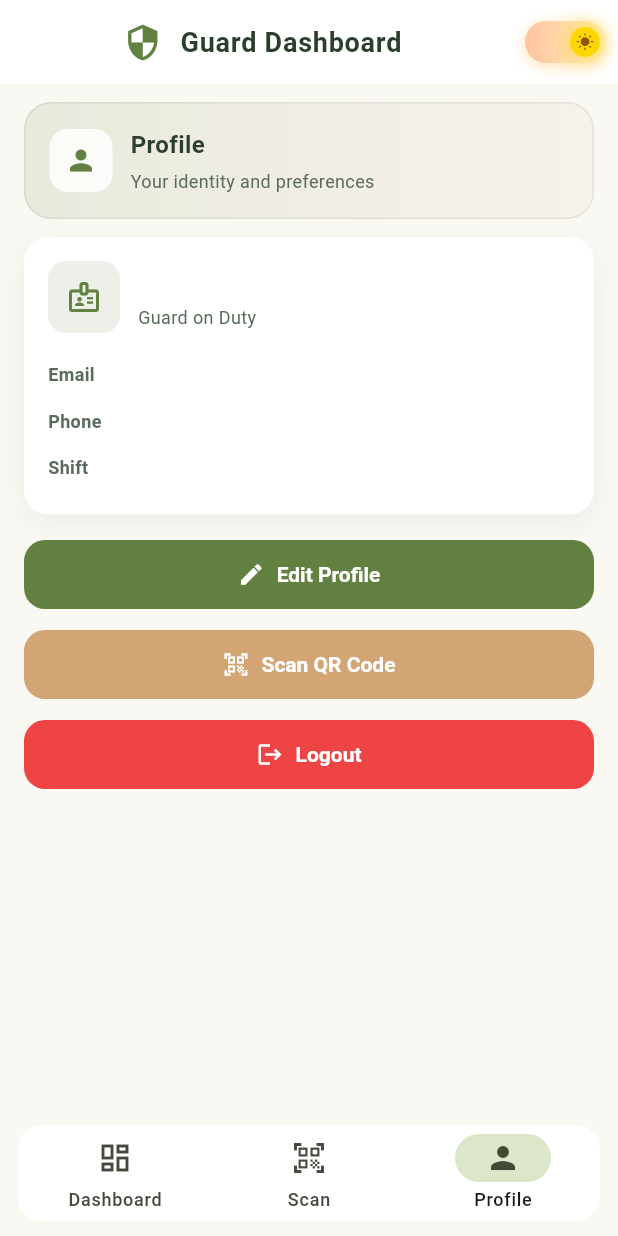
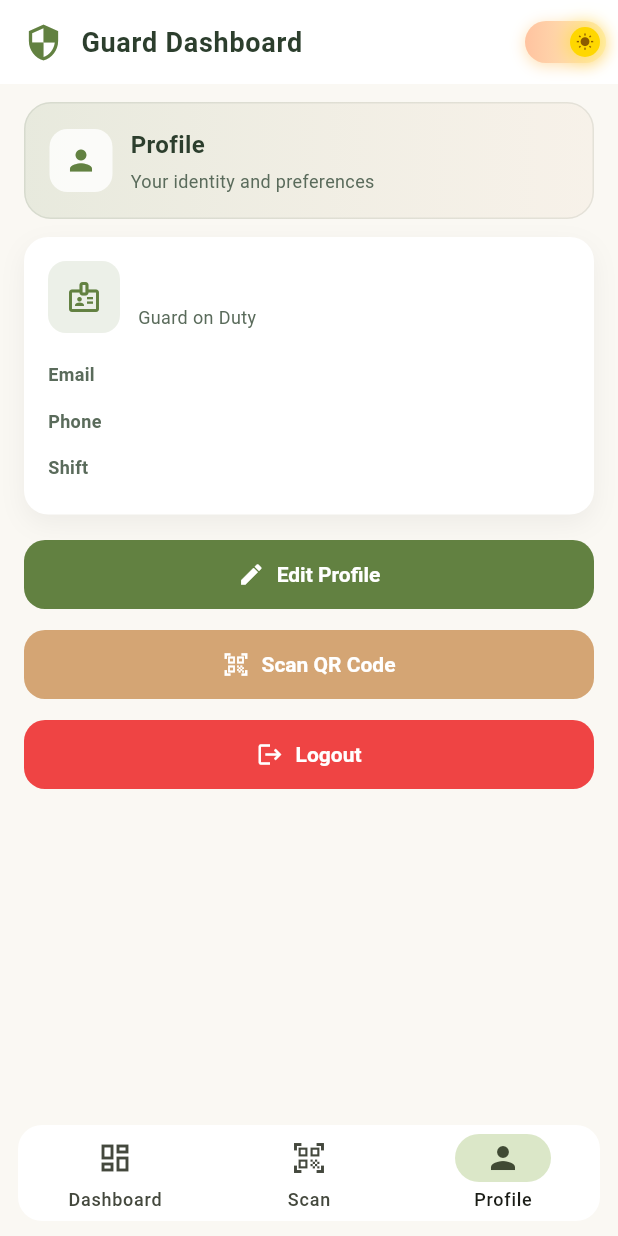
Before and after one commit to kalviumcommunity/s84-0226-MAM-Flutter-Firebase-KnockLogs, a Flutter app: the GuardDashboard screen opened directly, item 3 of the bottom bar chosen, on a phone screen of 412 x 824 dp. Run offline on Flutter 3.47's test engine with Material 3 defaults, Android fonts, the phone set to English and light mode, and no system bars; our stand-ins replace cloud_firestore, firebase_auth, firebase_core, google_sign_in, qr_flutter, share_plus; missing offline and left inert: mobile_scanner; accounts and stored records are empty.

Commit message:
Guard-dashboard

```diff
--- a/knocklogs/lib/screens/guard/guard_dashboard.dart
+++ b/knocklogs/lib/screens/guard/guard_dashboard.dart
@@ -833,9 +833,9 @@ class _GuardDashboardState extends State<GuardDashboard> {
       automaticallyImplyLeading: false,
       elevation: 0,
       backgroundColor: cardWhite,
-      centerTitle: true,
+      centerTitle: false,
       title: Row(
-        mainAxisAlignment: MainAxisAlignment.center,
+        mainAxisAlignment: MainAxisAlignment.start,
         children: [
           Icon(Icons.security, size: 26, color: primaryIndigo),
           const SizedBox(width: 12),
```
